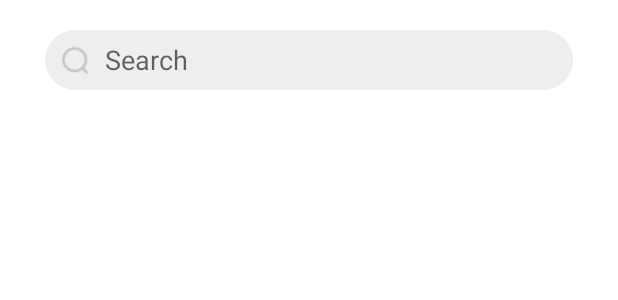
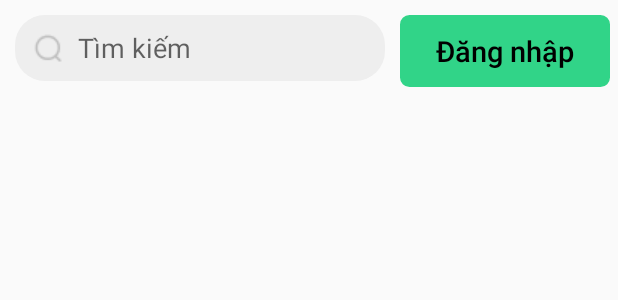
Before and after one commit to VanDuyN/Good_Phone, an Android app: the layout activity_list_product.xml on its own in the app's theme, with its tools: preview values and no code run, on a phone screen of 412 x 824 dp. Shown: the top 300 px of the screen. Run offline under Robolectric (Android 15) with nearby library versions, the phone set to English and light mode, and no system bars.

Commit message:
update fix button

```diff
--- a/app/src/main/java/com/example/goodphone/MotionLayout.java
+++ b/app/src/main/java/com/example/goodphone/MotionLayout.java
@@ -41,7 +41,7 @@ public class MotionLayout extends AppCompatActivity {
             checkUser();
         }else {
             progressDialog.dismiss();
-            Intent i =  new Intent(MotionLayout.this,MainActivity.class);
+            Intent i =  new Intent(MotionLayout.this,ListProduct.class);
             startActivity(i);
             finishAffinity();
         }
@@ -51,7 +51,7 @@ public class MotionLayout extends AppCompatActivity {
         new Handler().postDelayed(new Runnable() {
             @Override
             public void run() {
-                progressDialog.setMessage("Đăng khởi động vui lòng chờ");
+                progressDialog.setMessage("Đang khởi động vui lòng chờ");
                 progressDialog.setCancelable(false);
                 progressDialog.show();
                 checkUserLogin();
--- a/app/src/main/res/layout/activity_list_product.xml
+++ b/app/src/main/res/layout/activity_list_product.xml
@@ -6,24 +6,53 @@
     android:layout_height="match_parent"
     tools:context=".ListProduct">
     <LinearLayout
-    android:layout_width="match_parent"
+        android:id="@+id/lnlo_Share"
+        android:layout_width="wrap_content"
         android:layout_height="wrap_content"
         android:background="@drawable/shape_search"
-    android:layout_marginTop="20dp"
-    android:layout_marginStart="30dp"
-    android:layout_marginEnd="30dp">
+        android:layout_marginTop="10dp"
+        android:layout_marginStart="10dp"
+        android:layout_marginEnd="10dp"
+        android:layout_alignParentLeft="true"
+        android:layout_toStartOf="@+id/btn_Login"
+        android:padding="2dp"
+        >
     <ImageView
         android:layout_width="20dp"
         android:layout_height="20dp"
         android:layout_margin="10dp"
         android:layout_gravity="center_vertical"
         android:src="@drawable/ic_search"/>
+
         <EditText
             android:layout_width="match_parent"
             android:layout_height="wrap_content"
             android:layout_gravity="center_vertical"
-        android:hint="Search"
-        android:background="@android:color/transparent"/>
+            android:textSize="18dp"
+            android:background="@android:color/transparent"
+            android:hint="Tìm kiếm" />
     </LinearLayout>
+    <Button
+        android:background="@drawable/bg_line_black"
+        android:backgroundTint="@color/green_dark"
+        android:textColor="@color/black"
+        android:id="@+id/btn_Login"
+        android:layout_width="140dp"
+        android:layout_height="wrap_content"
+        android:layout_marginTop="10dp"
+        android:layout_marginRight="5dp"
+        android:text="Đăng nhập"
+        android:textSize="19dp"
+        android:textAllCaps="false"
+        android:layout_alignParentRight="true"/>
+
+    <androidx.recyclerview.widget.RecyclerView
+        android:layout_width="match_parent"
+        android:layout_height="match_parent"
+        android:layout_below="@+id/lnlo_Share"
+        android:layout_marginStart="5dp"
+        android:layout_marginTop="5dp"
+        android:layout_marginEnd="5dp"
+        android:layout_marginBottom="5dp" />
 
 </RelativeLayout>
--- a/app/src/main/res/values-night/themes.xml
+++ b/app/src/main/res/values-night/themes.xml
@@ -1,6 +1,6 @@
 <resources xmlns:tools="http://schemas.android.com/tools">
     <!-- Base application theme. -->
-    <style name="Base.Theme.GoodPhone" parent="Theme.Material3.DayNight.NoActionBar">
+    <style name="Base.Theme.GoodPhone" parent="Theme.AppCompat.DayNight.NoActionBar">
         <!-- Customize your dark theme here. -->
         <!-- <item name="colorPrimary">@color/my_dark_primary</item> -->
     </style>
--- a/app/src/main/res/values/colors.xml
+++ b/app/src/main/res/values/colors.xml
@@ -14,5 +14,7 @@
     <color name="white">#FFFFFFFF</color>
     <color name="green_dark">#31D488</color>
     <color name="green_light" >#202D7F59</color>
+    <color name="Red" >#FF0000</color>
+
 
 </resources>
--- a/app/src/main/res/values/themes.xml
+++ b/app/src/main/res/values/themes.xml
@@ -1,6 +1,6 @@
 <resources xmlns:tools="http://schemas.android.com/tools">
     <!-- Base application theme. -->
-    <style name="Base.Theme.GoodPhone" parent="Theme.MaterialComponents.DayNight.NoActionBar">
+    <style name="Base.Theme.GoodPhone" parent="Theme.AppCompat.DayNight.NoActionBar">
         <!-- Customize your light theme here. -->
         <!-- <item name="colorPrimary">@color/my_light_primary</item> -->
     </style>
```
Also changed, not shown: app/src/main/java/com/example/goodphone/DetailProduct.java (+18 -0 lines), app/src/main/res/layout/detail_product.xml (+21 -6 lines), app/src/main/res/layout/item_list.xml (+21 -5 lines). Lines whose indentation alone changed are shown as unchanged.
